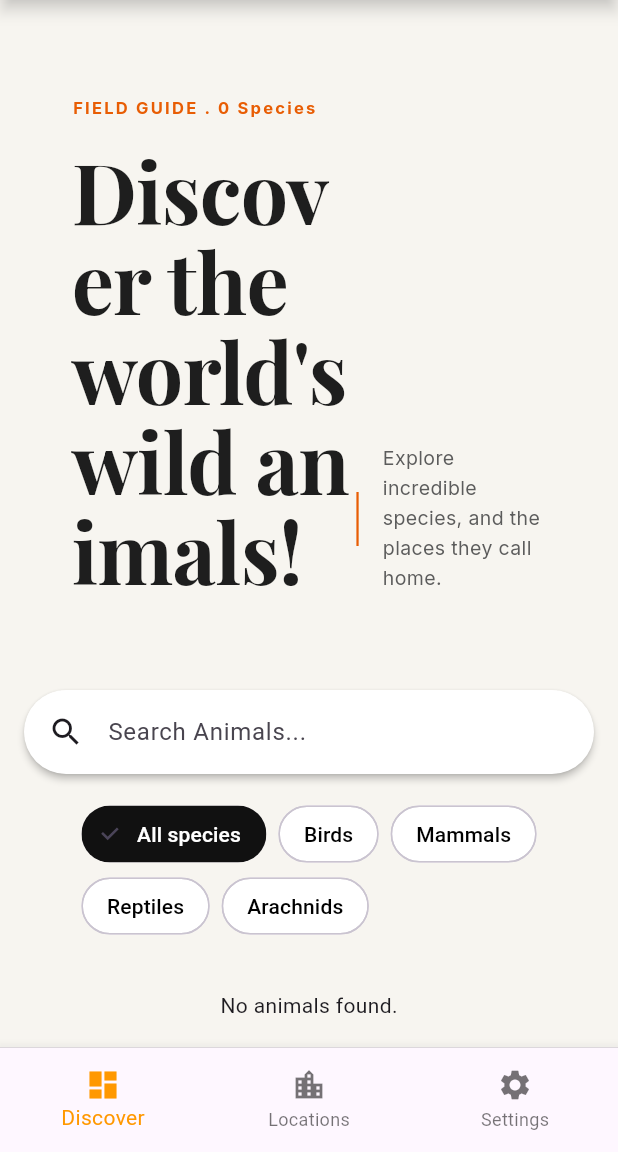
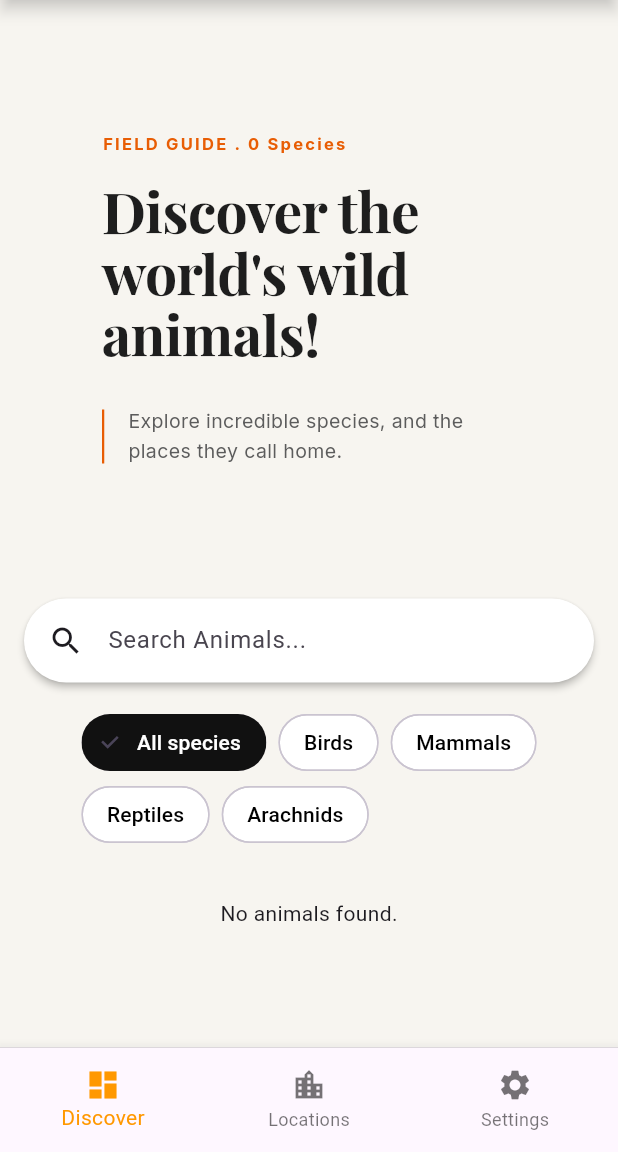
Before and after one commit to cgoodridge/project_sanctuaryv2, a Flutter app: the screen it shows after launch, on a phone screen of 412 x 824 dp, the part 84-1236 px from its top. Run offline on Flutter 3.47's test engine with Material 3 defaults, Android fonts, the phone set to English and light mode, and no system bars; our stand-ins replace cloud_firestore, firebase_core, google_fonts; accounts and stored records are empty.

Commit message:
Updated text to be more resonsive

```diff
--- a/lib/features/discover/views/discover_screen.dart
+++ b/lib/features/discover/views/discover_screen.dart
@@ -16,6 +16,10 @@ class DiscoverScreenState extends State<DiscoverScreen> {
   late final _animalService = AnimalDataService();
   late Future<List<Animal>> _animalFuture;
   List<Animal> _filteredAnimals = [];
+
+  static const Color primaryTextColor = Color(0xFF1E1E1E);
+  static const Color accentOrange = Color(0xFFE85D04);
+  static const Color mutedTextColor = Color(0xFF5C5C5C);
 
   final TextEditingController _searchController = TextEditingController();
   String _searchQuery = '';
@@ -40,10 +44,6 @@ class DiscoverScreenState extends State<DiscoverScreen> {
 
   @override
   Widget build(BuildContext context) {
-    const Color primaryTextColor = Color(0xFF1E1E1E);
-    const Color accentOrange = Color(0xFFE85D04);
-    const Color mutedTextColor = Color(0xFF5C5C5C);
-
     return Scaffold(
       backgroundColor: const Color.fromARGB(255, 247, 245, 240),
       body: SafeArea(
@@ -54,85 +54,54 @@ class DiscoverScreenState extends State<DiscoverScreen> {
               const SizedBox(height: 16),
               Padding(
                 padding: const EdgeInsets.all(48.0),
-                child: Row(
+                child: LayoutBuilder(
+                  builder: (context, constraints) {
+                    final isWideScreen = constraints.maxWidth > 750;
+
+                    final headingFontSize = isWideScreen ? 56.0 : 38.0;
+                    final horizontalPadding = isWideScreen ? 48.0 : 20.0;
+
+                    return Padding(
+                      padding: EdgeInsets.symmetric(
+                        horizontal: horizontalPadding,
+                        vertical: 24,
+                      ),
+                      child: isWideScreen
+                          ? Row(
                               crossAxisAlignment: CrossAxisAlignment.end,
                               mainAxisAlignment: MainAxisAlignment.spaceBetween,
                               children: [
+                                // Heading section
                                 Expanded(
                                   flex: 3,
-                      child: Column(
-                        crossAxisAlignment: CrossAxisAlignment.start,
-                        mainAxisSize: MainAxisSize.min,
-                        children: [
-                          FutureBuilder<List<Animal>>(
-                            future: _animalFuture,
-                            builder: (context, snapshot) {
-                              final speciesCount = snapshot.data?.length ?? 0;
-                              return Text(
-                                'FIELD GUIDE . $speciesCount Species',
-                                style: GoogleFonts.inter(
-                                  color: accentOrange,
-                                  fontSize: 11,
-                                  fontWeight: FontWeight.w700,
-                                  letterSpacing: 1.5,
-                                ),
-                              );
-                            },
-                          ),
-                          const SizedBox(height: 16),
-                          Text(
-                            'Discover the world\'s wild animals!',
-                            style: GoogleFonts.playfairDisplay(
-                              fontSize: 56,
-                              fontWeight: FontWeight.w700,
-                              height: 1.08,
-                              letterSpacing: -0.5,
-                              color: primaryTextColor,
-                            ),
-                          ),
-                        ],
-                      ),
+                                  child: _buildHeading(headingFontSize),
                                 ),
 
-                    const SizedBox(height: 32),
+                                const SizedBox(width: 32),
 
+                                // Description section
                                 Expanded(
                                   flex: 2,
                                   child: Align(
                                     alignment: Alignment.bottomRight,
-                        child: Row(
-                          mainAxisSize: MainAxisSize.min,
-                          crossAxisAlignment: CrossAxisAlignment.center,
-                          children: [
-                            Container(
-                              width: 1.5,
-                              height: 36,
-                              color: accentOrange,
-                            ),
-
-                            const SizedBox(width: 16),
-
-                            Flexible(
-                              child: ConstrainedBox(
-                                constraints: const BoxConstraints(
-                                  maxWidth: 280,
-                                ),
-                                child: Text(
-                                  'Explore incredible species, and the places they call home.',
-                                  style: GoogleFonts.inter(
-                                    color: mutedTextColor,
-                                    fontSize: 13,
-                                    height: 1.5,
-                                    fontWeight: FontWeight.w400,
-                                  ),
-                                ),
+                                    child: _buildDescription(),
                                   ),
                                 ),
                               ],
+                            )
+                          // Mobile layout
+                          : Column(
+                              crossAxisAlignment: CrossAxisAlignment.start,
+                              children: [
+                                _buildHeading(headingFontSize),
+
+                                const SizedBox(height: 28),
+
+                                _buildDescription(),
+                              ],
                             ),
-                      ),
-                    ),
-                  ],
+                    );
+                  },
                 ),
               ),
 
@@ -267,4 +236,69 @@ class DiscoverScreenState extends State<DiscoverScreen> {
       ),
     );
   }
+
+  Widget _buildHeading(double fontSize) {
+    return Column(
+      crossAxisAlignment: CrossAxisAlignment.start,
+      mainAxisSize: MainAxisSize.min,
+      children: [
+        FutureBuilder<List<Animal>>(
+          future: _animalFuture,
+          builder: (context, snapshot) {
+            final speciesCount = snapshot.data?.length ?? 0;
+
+            return Text(
+              'FIELD GUIDE . $speciesCount Species',
+              style: GoogleFonts.inter(
+                color: accentOrange,
+                fontSize: 11,
+                fontWeight: FontWeight.w700,
+                letterSpacing: 1.5,
+              ),
+            );
+          },
+        ),
+
+        const SizedBox(height: 16),
+
+        Text(
+          'Discover the world\'s wild animals!',
+          style: GoogleFonts.playfairDisplay(
+            fontSize: fontSize,
+            fontWeight: FontWeight.w700,
+            height: 1.08,
+            letterSpacing: -0.5,
+            color: primaryTextColor,
+          ),
+        ),
+      ],
+    );
   }
+
+  Widget _buildDescription() {
+    return Row(
+      mainAxisSize: MainAxisSize.min,
+      crossAxisAlignment: CrossAxisAlignment.center,
+      children: [
+        Container(width: 1.5, height: 36, color: accentOrange),
+
+        const SizedBox(width: 16),
+
+        Flexible(
+          child: ConstrainedBox(
+            constraints: const BoxConstraints(maxWidth: 280),
+            child: Text(
+              'Explore incredible species, and the places they call home.',
+              style: GoogleFonts.inter(
+                color: mutedTextColor,
+                fontSize: 13,
+                height: 1.5,
+                fontWeight: FontWeight.w400,
+              ),
+            ),
+          ),
+        ),
+      ],
+    );
+  }
+}
```
Lines whose indentation alone changed are shown as unchanged.
